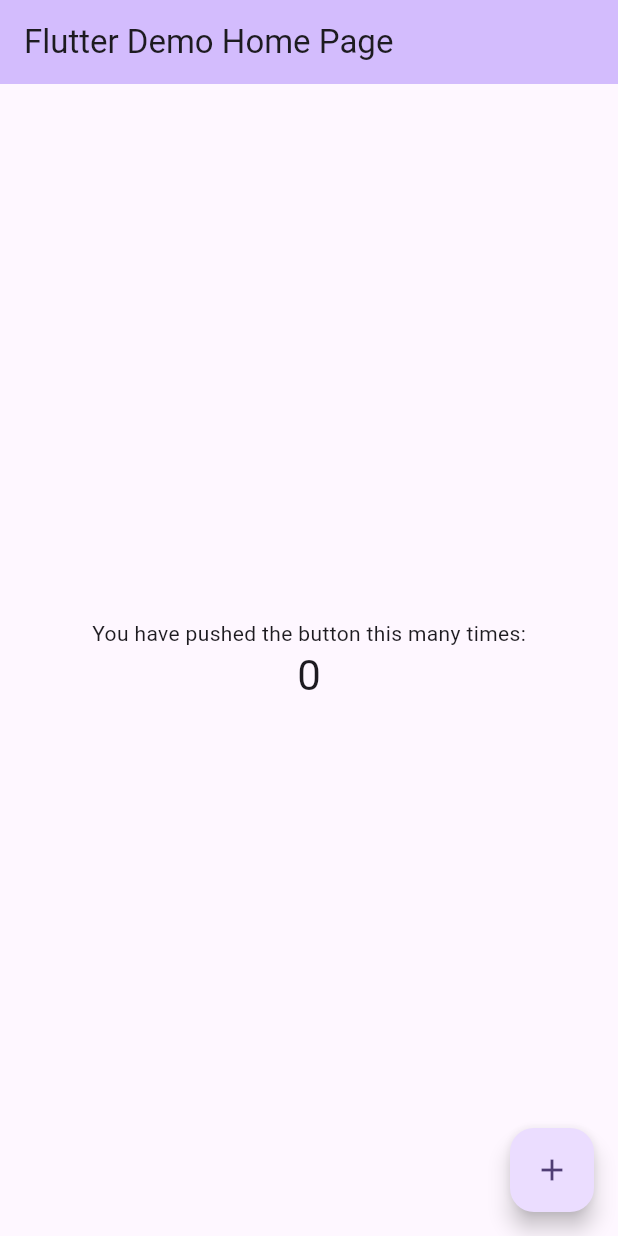
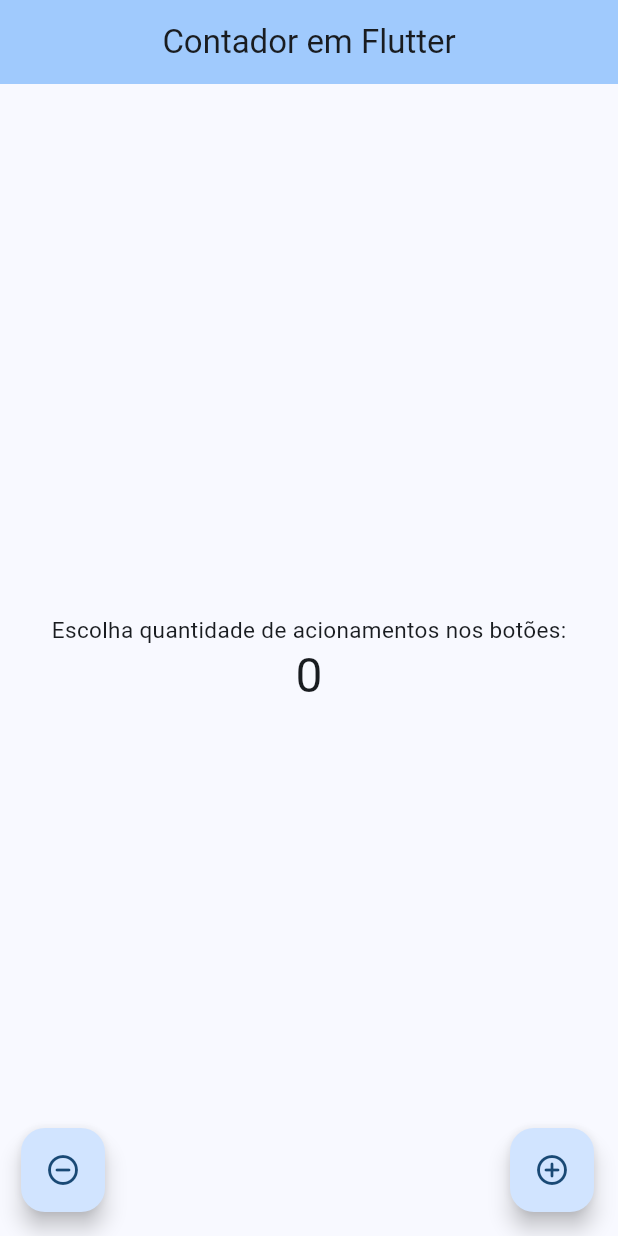
Before and after one commit to tiagocostacampos/meuappflutter, a Flutter app: the screen it shows after launch, on a phone screen of 412 x 824 dp. Run offline on Flutter 3.47's test engine with Material 3 defaults, Android fonts, the phone set to English and light mode, and no system bars.

Commit message:
Commit Inicial

```diff
--- a/lib/main.dart
+++ b/lib/main.dart
@@ -7,47 +7,22 @@ void main() {
 class MyApp extends StatelessWidget {
   const MyApp({super.key});
 
-  // This widget is the root of your application.
   @override
   Widget build(BuildContext context) {
     return MaterialApp(
-      title: 'Flutter Demo',
+      debugShowCheckedModeBanner: false, //comando para tirar banner
+      title: 'Contador Flutter',
       theme: ThemeData(
-        // This is the theme of your application.
-        //
-        // TRY THIS: Try running your application with "flutter run". You'll see
-        // the application has a purple toolbar. Then, without quitting the app,
-        // try changing the seedColor in the colorScheme below to Colors.green
-        // and then invoke "hot reload" (save your changes or press the "hot
-        // reload" button in a Flutter-supported IDE, or press "r" if you used
-        // the command line to start the app).
-        //
-        // Notice that the counter didn't reset back to zero; the application
-        // state is not lost during the reload. To reset the state, use hot
-        // restart instead.
-        //
-        // This works for code too, not just values: Most code changes can be
-        // tested with just a hot reload.
-        colorScheme: ColorScheme.fromSeed(seedColor: Colors.deepPurple),
+        colorScheme: ColorScheme.fromSeed(seedColor: Colors.blue),
         useMaterial3: true,
       ),
-      home: const MyHomePage(title: 'Flutter Demo Home Page'),
+      home: const MyHomePage(title: 'Contador em Flutter'),
     );
   }
 }
 
 class MyHomePage extends StatefulWidget {
   const MyHomePage({super.key, required this.title});
-
-  // This widget is the home page of your application. It is stateful, meaning
-  // that it has a State object (defined below) that contains fields that affect
-  // how it looks.
-
-  // This class is the configuration for the state. It holds the values (in this
-  // case the title) provided by the parent (in this case the App widget) and
-  // used by the build method of the State. Fields in a Widget subclass are
-  // always marked "final".
-
   final String title;
 
   @override
@@ -59,67 +34,54 @@ class _MyHomePageState extends State<MyHomePage> {
 
   void _incrementCounter() {
     setState(() {
-      // This call to setState tells the Flutter framework that something has
-      // changed in this State, which causes it to rerun the build method below
-      // so that the display can reflect the updated values. If we changed
-      // _counter without calling setState(), then the build method would not be
-      // called again, and so nothing would appear to happen.
       _counter++;
+    });
+  }
+
+  void _decrementCounter() {
+    setState(() {
+      _counter--;
     });
   }
 
   @override
   Widget build(BuildContext context) {
-    // This method is rerun every time setState is called, for instance as done
-    // by the _incrementCounter method above.
-    //
-    // The Flutter framework has been optimized to make rerunning build methods
-    // fast, so that you can just rebuild anything that needs updating rather
-    // than having to individually change instances of widgets.
     return Scaffold(
         appBar: AppBar(
-        // TRY THIS: Try changing the color here to a specific color (to
-        // Colors.amber, perhaps?) and trigger a hot reload to see the AppBar
-        // change color while the other colors stay the same.
           backgroundColor: Theme.of(context).colorScheme.inversePrimary,
-        // Here we take the value from the MyHomePage object that was created by
-        // the App.build method, and use it to set our appbar title.
-        title: Text(widget.title),
+          title: Center(child: Text(widget.title)),
         ),
         body: Center(
-        // Center is a layout widget. It takes a single child and positions it
-        // in the middle of the parent.
           child: Column(
-          // Column is also a layout widget. It takes a list of children and
-          // arranges them vertically. By default, it sizes itself to fit its
-          // children horizontally, and tries to be as tall as its parent.
-          //
-          // Column has various properties to control how it sizes itself and
-          // how it positions its children. Here we use mainAxisAlignment to
-          // center the children vertically; the main axis here is the vertical
-          // axis because Columns are vertical (the cross axis would be
-          // horizontal).
-          //
-          // TRY THIS: Invoke "debug painting" (choose the "Toggle Debug Paint"
-          // action in the IDE, or press "p" in the console), to see the
-          // wireframe for each widget.
             mainAxisAlignment: MainAxisAlignment.center,
             children: <Widget>[
               const Text(
-              'You have pushed the button this many times:',
+                'Escolha quantidade de acionamentos nos botões:',
+                style: TextStyle(fontSize: 15),
               ),
               Text(
                 '$_counter',
-              style: Theme.of(context).textTheme.headlineMedium,
+                style: Theme.of(context).textTheme.headlineLarge,
               ),
             ],
           ),
         ),
-      floatingActionButton: FloatingActionButton(
+        floatingActionButton: Padding(
+            padding: const EdgeInsets.only(left: 30),
+            child: Row(
+              mainAxisAlignment: MainAxisAlignment.spaceBetween,
+              children: <Widget>[
+                FloatingActionButton(
+                  onPressed: _decrementCounter,
+                  tooltip: 'Decrement',
+                  child: const Icon(Icons.remove_circle_outline_rounded),
+                ),
+                FloatingActionButton(
                   onPressed: _incrementCounter,
                   tooltip: 'Increment',
-        child: const Icon(Icons.add),
-      ), // This trailing comma makes auto-formatting nicer for build methods.
-    );
+                  child: const Icon(Icons.add_circle_outline_rounded),
+                ),
+              ],
+            )));
   }
 }
```
Also changed, not shown: 1 other file. Lines whose indentation alone changed are shown as unchanged.
